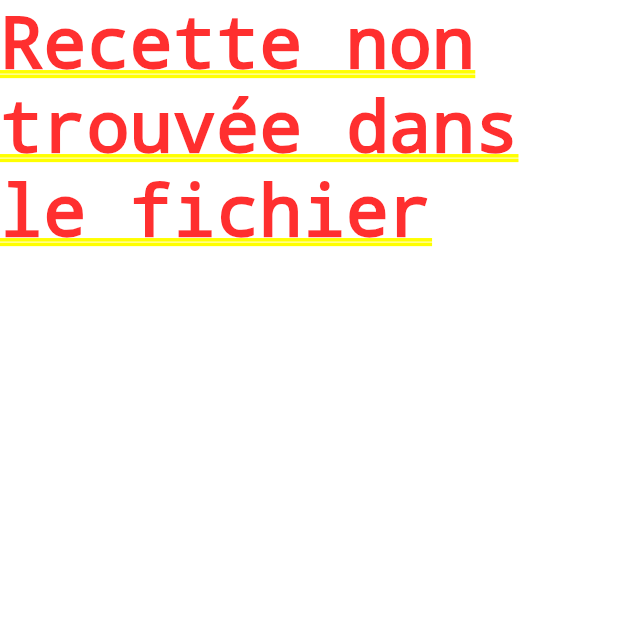
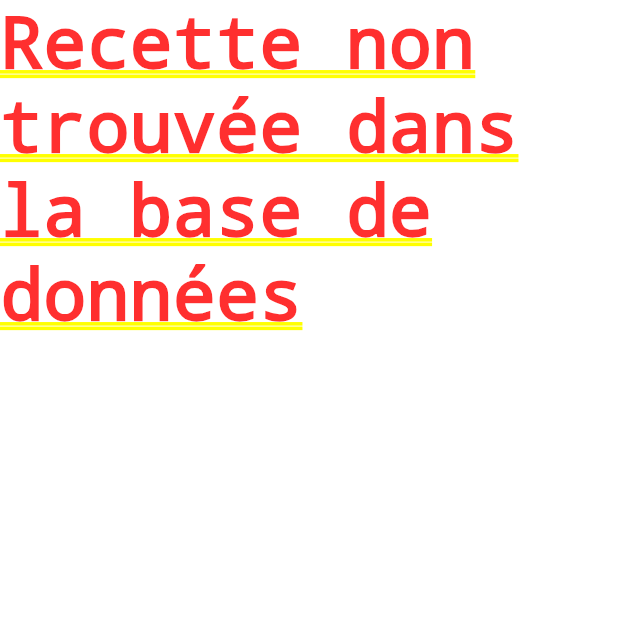
Before and after one commit to EmilienRY/co2score, a Flutter app: the pageVisu screen opened directly with empty values, on a phone screen of 412 x 824 dp, the top half of it. Run offline on Flutter 3.47's test engine with Material 3 defaults, Android fonts, the phone set to English and light mode, and no system bars; our stand-ins replace sqflite; missing offline and left inert: qr_code_scanner; accounts and stored records are empty.

Commit message:
changement du système de gestion des plats, utilisation d'une base de donnée et plus de CSV

```diff
--- a/assets/plat.csv
+++ b/assets/plat.csv
@@ -1,3 +1,4 @@
 Chili con carne,Rouge;Boeuf haché,Rouge;maïs,Vert;Oignons,Vert;Haricot rouge,Vert;Tomate,Vert
 Rougaille Saucisse,Rouge;huile d'olive,Vert;curcuma,Rouge;sel,vert;poivre,rouge;thym,vert;oignon,vert;tomate,vert;Saucisse de Montbéliard,Rouge;ail,vert;laurier,vert
 a,Vert;b,Rouge;a,Vert;b,Rouge;a,Vert;b,Rouge;a,Vert;b,Rouge;a,Vert;b,Rouge;a,Vert;b,Rouge;a,Vert;b,Rouge;a,Vert;b,Rouge;a,Vert;b,Rouge;a,Vert;b,Rouge;a,Vert;b,Rouge;a,Vert;b,Rouge;a,Vert;b,Rouge;a,Vert;b,Rouge;a,Vert;b,Rouge;a,Vert;b,Rouge;a,Vert;b,Rouge;a,Vert;b,Rouge
+rougaille2,Rouge;huile d'olive,Vert;curcuma,Rouge;sel,vert;poivre,rouge;thym,vert;oignon,vert;tomate,vert;Saucisse de Montbéliard,Rouge;ail,vert;laurier,vert
--- a/lib/scan.dart
+++ b/lib/scan.dart
@@ -3,7 +3,6 @@ import 'package:flutter/material.dart';
 class RecipeIngredient {  // classe pour stocker chaques ingrédients
   final String name;
   final Color color;
-
   RecipeIngredient({required this.name, required this.color});
 }
 
@@ -29,13 +28,9 @@ class PageScan extends StatelessWidget {
       );
     }
 
-
-
-
     // Diviser la chaîne scan en une liste d'ingrédients
     List<String> recipes = scan.split(';');
     List<RecipeIngredient> ingredients = [];
-
 
     // Parcourir la liste des recettes et des ingrédients pour les séparer
     recipes.forEach((recipe) {
--- a/lib/visuPlat.dart
+++ b/lib/visuPlat.dart
@@ -1,7 +1,5 @@
 import 'package:flutter/material.dart';
-import 'package:csv/csv.dart';
-import 'dart:async' show Future;
-import 'package:flutter/services.dart' show rootBundle;
+import 'database.dart'; // Importez la classe Database
 
 class RecipeIngredient {
   final String name;
@@ -15,38 +13,26 @@ class pageVisu extends StatelessWidget {
 
   pageVisu({required this.recette});
 
-  Future<List<List<dynamic>>> lireFichierCsv(String chemin) async {
-    final data = await rootBundle.loadString(chemin);
-    return CsvToListConverter().convert(data);
-  }
-
   @override
   Widget build(BuildContext context) {
-    return FutureBuilder<List<List<dynamic>>>(
-      future: lireFichierCsv('assets/plat.csv'),
+    return FutureBuilder<Map<String, dynamic>>(
+      future: _getRecipeDetails(),
       builder: (context, snapshot) {
         if (snapshot.connectionState == ConnectionState.waiting) {
           return CircularProgressIndicator();
         } else if (snapshot.hasError) {
-          return Text('Erreur de chargement du fichier');
+          return Text('Erreur de chargement des détails de la recette');
         } else {
-          var data = snapshot.data!;
-          var recetteDetail = data.firstWhere((row) => row[0] == recette, orElse: () => []);
-
+          final Map<String, dynamic> recetteDetail = snapshot.data!;
           if (recetteDetail.isEmpty) {
-            return Text('Recette non trouvée dans le fichier');
+            return Text('Recette non trouvée dans la base de données');
           } else {
-            String inter = recetteDetail.toString();
-            String recetteString=inter.replaceAll('[', '').replaceAll(']', '');
-            print(recetteString);
-
+            String recetteString = recetteDetail['ingredients'];
             List<String> recipes = recetteString.split(';');
-            print(recipes);
             List<RecipeIngredient> ingredients = [];
 
             recipes.forEach((recipe) {
               List<String> recipeDetails = recipe.split(',');
-              print(recipeDetails);
               if (recipeDetails.length >= 2) {
                 String name = recipeDetails[0];
                 Color? color = _parseColor(recipeDetails[1]);
@@ -58,9 +44,25 @@ class pageVisu extends StatelessWidget {
 
             return Scaffold(
               appBar: AppBar(
-                title: Text(ingredients.isNotEmpty ? ingredients.first.name : 'Aucune recette'),
+                title: Text(ingredients.isNotEmpty ? recetteDetail['nom'] : 'Aucune recette'),
               ),
-              body: ListView.separated(
+                body: Column(
+                  children: [
+                  Container(
+                  width: double.infinity,
+                  alignment: Alignment.center,
+                  padding: EdgeInsets.all(20),
+                  child: Container(
+                    width: 50,
+                    height: 50,
+                    decoration: BoxDecoration(
+                      shape: BoxShape.circle,
+                      color: _parseColor(recetteDetail['couleur'] ?? ''),
+                    ),
+                  ),
+                ),
+              Expanded(
+                child: ListView.separated(
                   itemCount: ingredients.length,
                   separatorBuilder: (context, index) => Divider(),
                   itemBuilder: (context, index) {
@@ -82,11 +84,25 @@ class pageVisu extends StatelessWidget {
                     );
                   },
                 ),
+
+              )
+            ],
+                )
             );
           }
         }
       },
     );
+  }
+
+  Future<Map<String, dynamic>> _getRecipeDetails() async {
+    try {
+      // Récupérer les détails de la recette depuis la base de données
+      return await DatabaseHelper.instance.getPlat(recette) ?? {};
+    } catch (e) {
+      print('Erreur lors de la récupération des détails de la recette: $e');
+      return {};
+    }
   }
 
   Color? _parseColor(String colorString) {
--- a/pubspec.yaml
+++ b/pubspec.yaml
@@ -31,6 +31,8 @@ dependencies:
   flutter:
     sdk: flutter
   qr_code_scanner: ^1.0.1
+  sqflite: ^2.0.0
+
 
 
   # The following adds the Cupertino Icons font to your application.
```
Also changed, not shown: lib/database.dart (added, +101 -0 lines), lib/main.dart (+19 -1 lines), lib/menu.dart (+10 -9 lines), pubspec.lock. Lines whose indentation alone changed are shown as unchanged.
